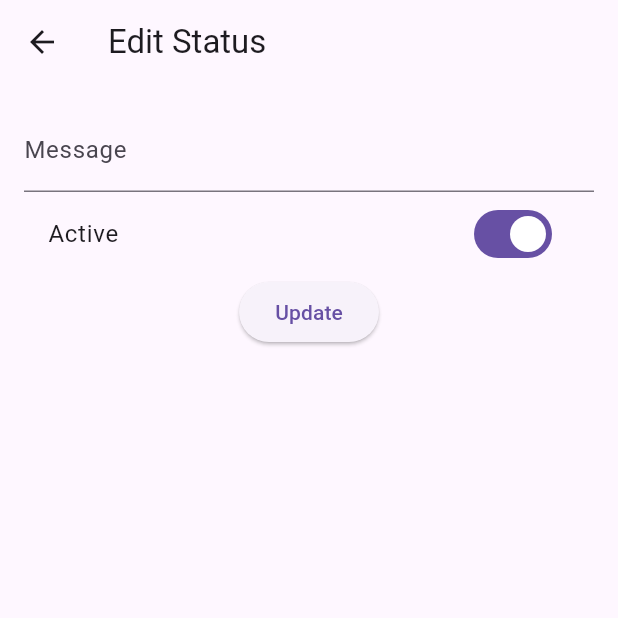
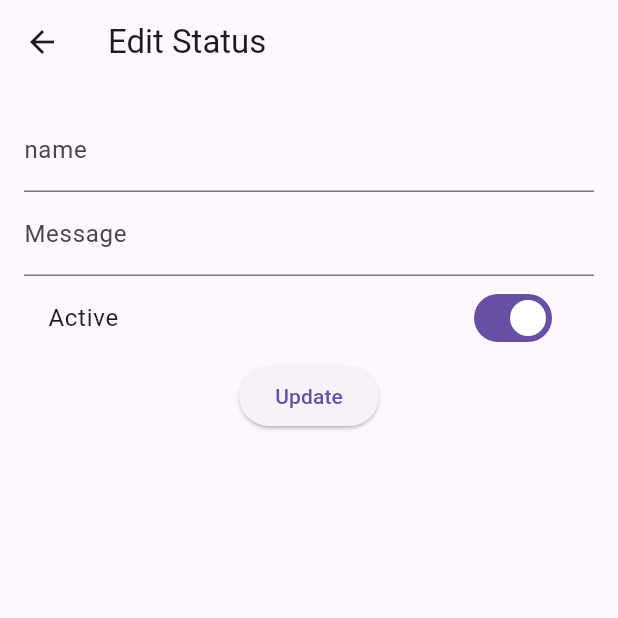
Before and after one commit to himachecker/himacheck, a Flutter app: the EditStatusPage screen opened directly, on a phone screen of 412 x 824 dp, the top half of it. Run offline on Flutter 3.47's test engine with Material 3 defaults, Android fonts, the phone set to English and light mode, and no system bars; our stand-ins replace cloud_firestore, firebase_auth, firebase_core, timeago; accounts and stored records are empty; statements that could not run were skipped.

```diff
--- a/lib/edit_status_page.dart
+++ b/lib/edit_status_page.dart
@@ -5,11 +5,15 @@ class EditStatusPage extends StatefulWidget {
   final String documentId;
   final String currentMessage;
   final bool currentStatus;
+  final String currentname;
+  final DateTime currenttimestamp;
 
   EditStatusPage({
     required this.documentId,
     required this.currentMessage,
     required this.currentStatus,
+    required this.currentname,
+    required this.currenttimestamp,
   });
 
   @override
@@ -19,14 +23,18 @@ class EditStatusPage extends StatefulWidget {
 class _EditStatusPageState extends State<EditStatusPage> {
   final FirestoreService firestoreService = FirestoreService();
   final TextEditingController _messageController = TextEditingController();
+  final TextEditingController _nameController = TextEditingController();
 
   bool _isActive = false;
+  DateTime _timestamp = DateTime.now();
 
   @override
   void initState() {
     super.initState();
     _messageController.text = widget.currentMessage;
     _isActive = widget.currentStatus;
+    _nameController.text = widget.currentname;
+    _timestamp = widget.currenttimestamp;
   }
 
   @override
@@ -39,6 +47,10 @@ class _EditStatusPageState extends State<EditStatusPage> {
         padding: const EdgeInsets.all(16.0),
         child: Column(
           children: <Widget>[
+            TextField(
+              controller: _nameController,
+              decoration: InputDecoration(labelText: 'name'),
+            ),
             TextField(
               controller: _messageController,
               decoration: InputDecoration(labelText: 'Message'),
@@ -59,6 +71,9 @@ class _EditStatusPageState extends State<EditStatusPage> {
                   await firestoreService.addStatus(
                     _messageController.text,
                     _isActive,
+                    _nameController.text,
+                    _timestamp
+
                   );
                 } else {
                   // 既存のドキュメントを更新
@@ -66,6 +81,9 @@ class _EditStatusPageState extends State<EditStatusPage> {
                     widget.documentId,
                     _isActive,
                     _messageController.text,
+                    _nameController.text,
+                    _timestamp
+
                   );
                 }
                 Navigator.of(context).pop();
--- a/lib/firestore_service.dart
+++ b/lib/firestore_service.dart
@@ -1,5 +1,7 @@
 import 'package:cloud_firestore/cloud_firestore.dart';
 import 'status.dart';
+
+
 
 class FirestoreService {
   final FirebaseFirestore _db = FirebaseFirestore.instance;
@@ -10,23 +12,28 @@ class FirestoreService {
         .toList());
   }
 
-  Future<void> updateStatus(String id, bool isActive, String message) async {
+  Future<void> updateStatus(String id, bool isActive, String message, String name, DateTime timestamp) async {
     try {
       await _db.collection('statuses').doc(id).update({
         'isActive': isActive,
         'message': message,
+        'name': name,
+        'timestamp': timestamp
       });
     } catch (e) {
       throw Exception('Error updating status: $e');
     }
   }
 
-  Future<void> addStatus(String message, bool isActive) async {
+  Future<void> addStatus(String message, bool isActive, String name, DateTime timestamp) async {
     try {
       await _db.collection('statuses').add({
         'isActive': isActive,
         'message': message,
-      });
+        'name': name,
+        'timestamp': timestamp
+
+              });
     } catch (e) {
       throw Exception('Error adding status: $e');
     }
--- a/lib/status.dart
+++ b/lib/status.dart
@@ -1,15 +1,24 @@
+import 'package:cloud_firestore/cloud_firestore.dart';
+
+
 class Status {
   final String id;
   final String message;
   final bool isActive;
+  final String name;
+  final DateTime timestamp;
 
-  Status({required this.id, required this.message, required this.isActive});
+
+
+  Status({required this.id, required this.name, required this.message, required this.isActive, required this.timestamp});
 
   factory Status.fromMap(Map<String, dynamic> data, String id) {
     return Status(
       id: id,
       message: data['message'] ?? '',
       isActive: data['isActive'] ?? false,
+      name: data["name"] ?? '',
+      timestamp: (data['timestamp'] as Timestamp).toDate(),
     );
   }
 
@@ -17,6 +26,8 @@ class Status {
     return {
       'message': message,
       'isActive': isActive,
+      'name': name,
+      'timestamp' : timestamp
     };
   }
 }
```
Also changed, not shown: lib/main.dart (+16 -2 lines), lib/timeago.dart (added, +9 -0 lines).
